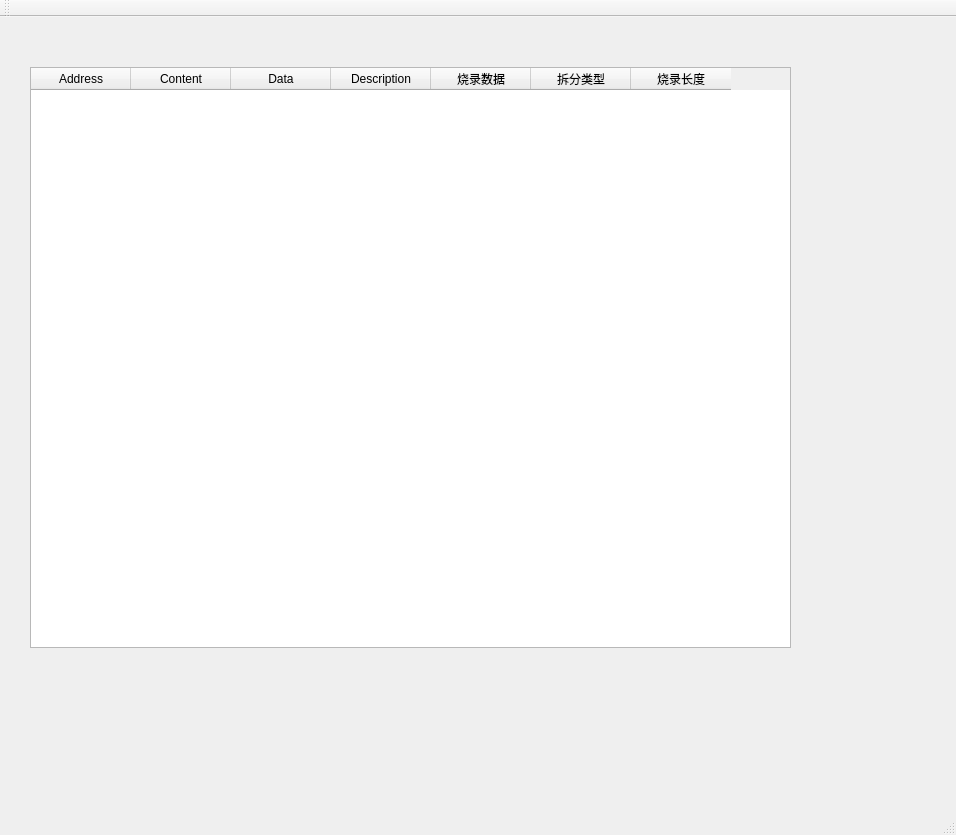
OliverZhangMin/OTP_Guide, file OTP_Guide_Auto_Create/EEPROM_Addr_Map.ui: the form before one commit.
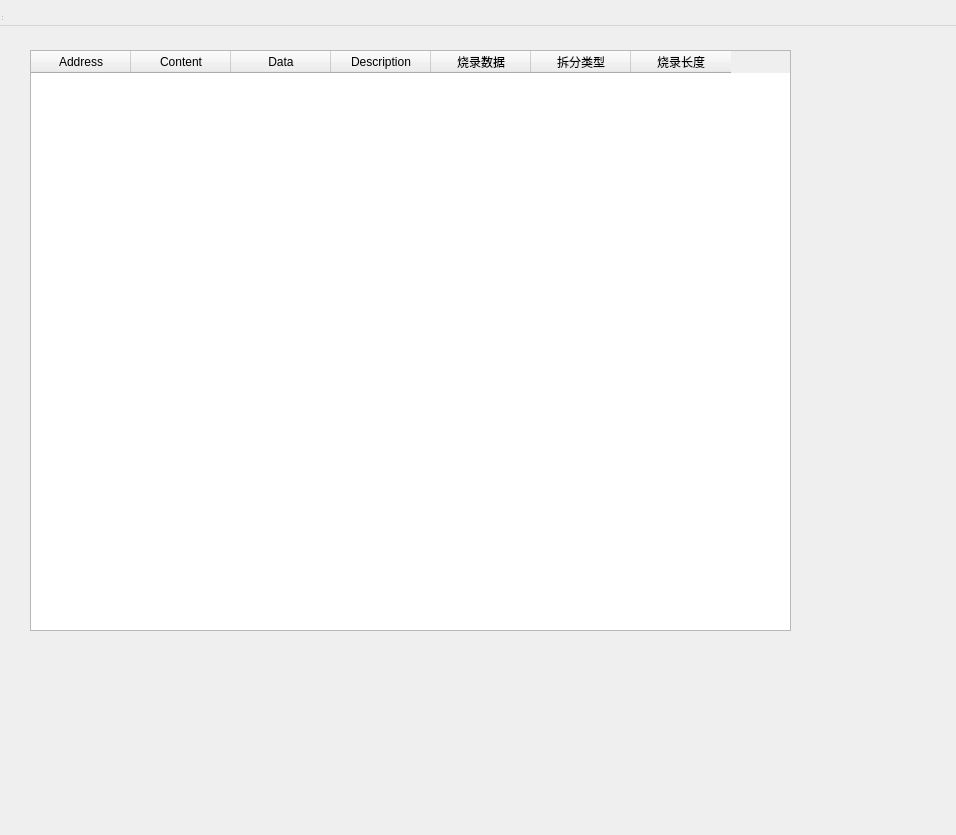
The form after the commit.

Diff of the .ui file:
```diff
--- a/OTP_Guide_Auto_Create/EEPROM_Addr_Map.ui
+++ b/OTP_Guide_Auto_Create/EEPROM_Addr_Map.ui
@@ -1,7 +1,7 @@
 <?xml version="1.0" encoding="UTF-8"?>
 <ui version="4.0">
  <class>EEPROM_Addr_Map</class>
- <widget class="QMainWindow" name="EEPROM_Addr_Map">
+ <widget class="QWidget" name="EEPROM_Addr_Map">
   <property name="geometry">
    <rect>
     <x>0</x>
```
